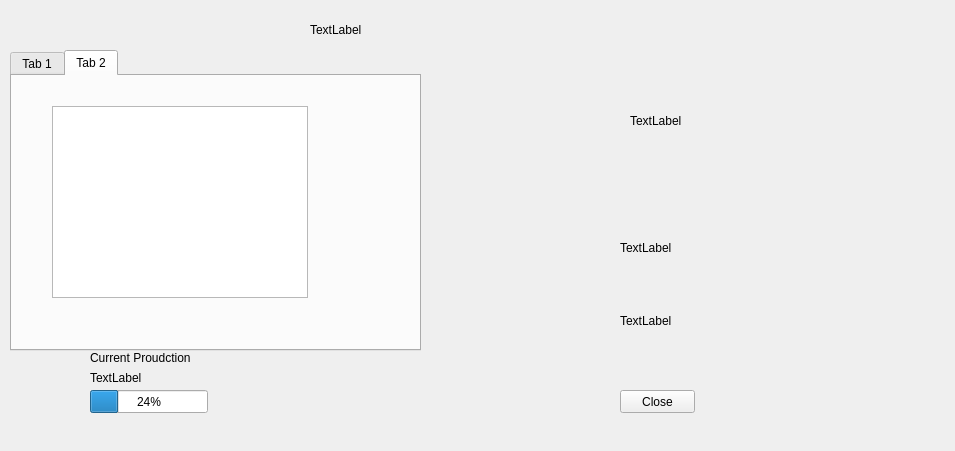
Alex-BusNet/ProjectHiawatha, file ProjectHiawatha/cityscreen.ui: the form before one commit.
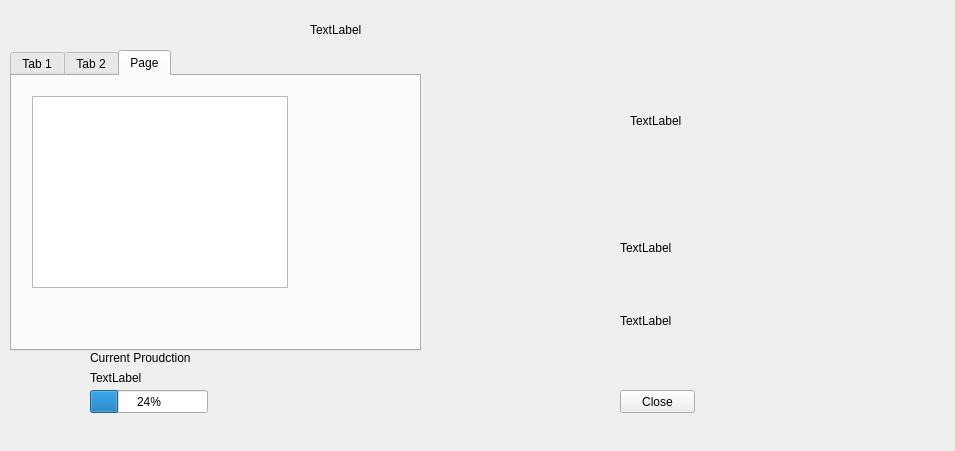
The form after the commit.

Diff of the .ui file:
```diff
--- a/ProjectHiawatha/cityscreen.ui
+++ b/ProjectHiawatha/cityscreen.ui
@@ -127,7 +127,7 @@
     </rect>
    </property>
    <property name="currentIndex">
-    <number>1</number>
+    <number>2</number>
    </property>
    <widget class="QWidget" name="Buildings">
     <attribute name="title">
@@ -159,6 +159,21 @@
      </property>
     </widget>
    </widget>
+   <widget class="QWidget" name="tab">
+    <attribute name="title">
+     <string>Page</string>
+    </attribute>
+    <widget class="QListWidget" name="listWidget_3">
+     <property name="geometry">
+      <rect>
+       <x>20</x>
+       <y>20</y>
+       <width>256</width>
+       <height>192</height>
+      </rect>
+     </property>
+    </widget>
+   </widget>
   </widget>
  </widget>
  <resources/>
```
